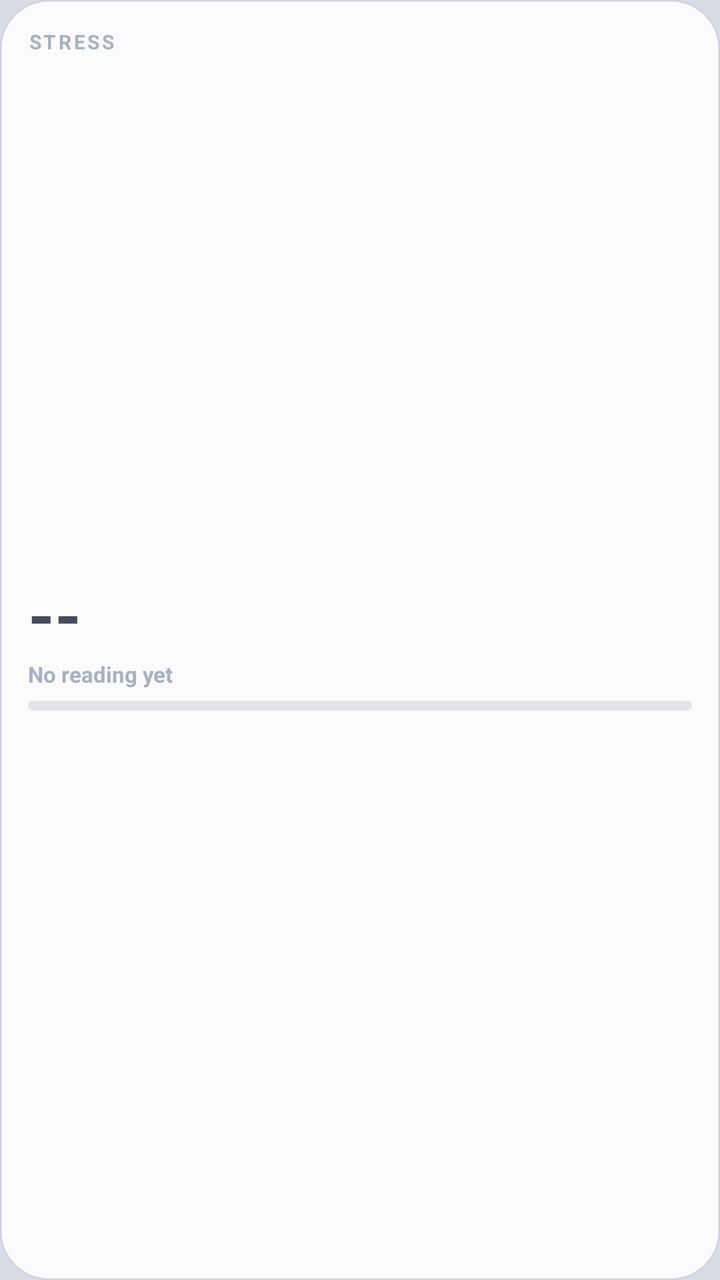
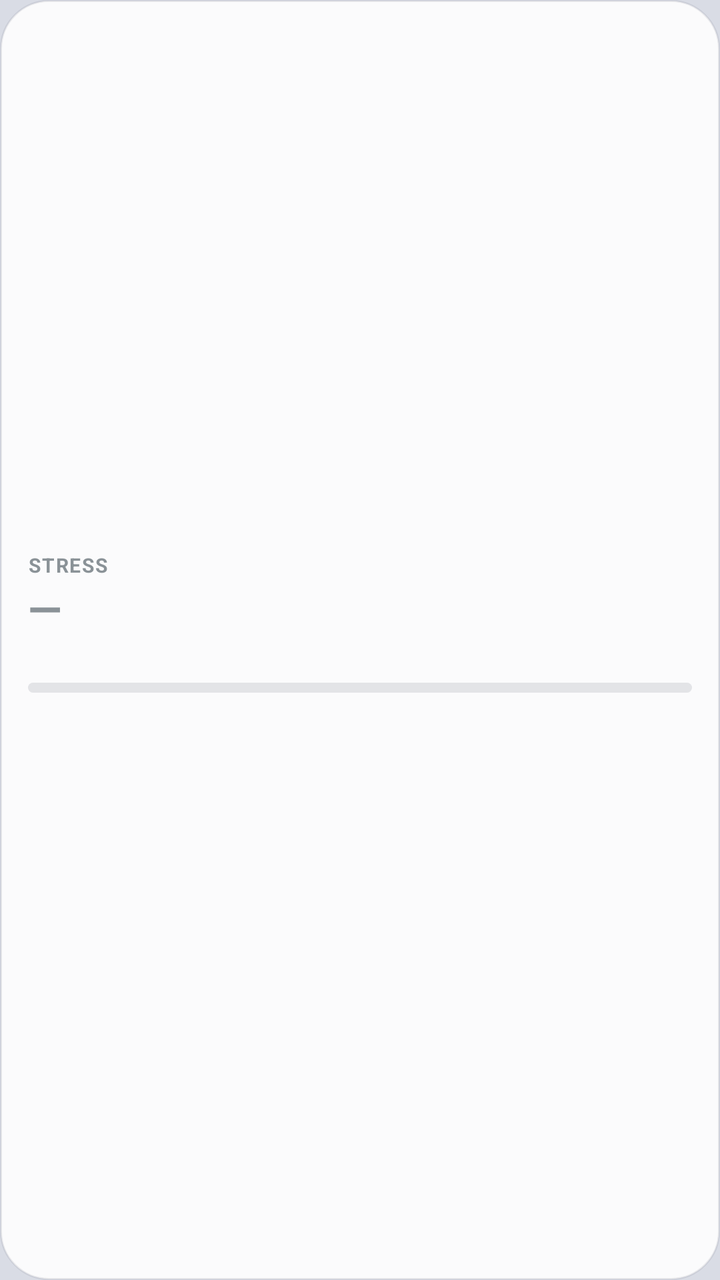

Before-and-after screenshots of an Android layout around one commit, followed by the original layout XML and the change that was made.
<!-- AndroidManifest.xml: application theme Theme.MyApplication -->
<!-- res/layout/widget_glass_stress.xml -->
<?xml version="1.0" encoding="utf-8"?>
<LinearLayout xmlns:android="http://schemas.android.com/apk/res/android"
    android:id="@+id/glass_root"
    android:layout_width="match_parent"
    android:layout_height="match_parent"
    android:background="@drawable/bg_widget_card"
    android:orientation="vertical">
    <TextView
        android:id="@+id/tv_label"
        android:layout_width="wrap_content"
        android:layout_height="wrap_content"
        android:text="STRESS"
        android:textColor="@color/glass_sky"
        android:textSize="10sp"
        android:textStyle="bold"
        android:maxLines="1"
        android:letterSpacing="0.12" />
    <LinearLayout
        android:layout_width="match_parent"
        android:layout_height="0dp"
        android:layout_weight="1"
        android:gravity="center_vertical"
        android:orientation="vertical">
    <TextView
        android:id="@+id/tv_value"
        android:layout_width="wrap_content"
        android:layout_height="wrap_content"
        android:text="--"
        android:textColor="@color/glass_text"
        android:textSize="34sp"
        android:textStyle="bold"
        android:maxLines="1"
         />
    <TextView
        android:id="@+id/tv_sub"
        android:layout_width="wrap_content"
        android:layout_height="wrap_content"
        android:text="No reading yet"
        android:textColor="@color/glass_violet"
        android:textSize="11sp"
        android:textStyle="bold"
        android:maxLines="1"
         />
        <ProgressBar
            android:id="@+id/pb_bar"
            style="?android:attr/progressBarStyleHorizontal"
            android:layout_width="match_parent"
            android:layout_height="5dp"
            android:layout_marginTop="6dp"
            android:max="100"
            android:progress="0"
            android:progressDrawable="@drawable/progress_drawable_kestrel" />
    </LinearLayout>
    <TextView
        android:id="@+id/tv_foot"
        android:layout_width="wrap_content"
        android:layout_height="wrap_content"
        android:text=""
        android:textColor="@color/glass_muted"
        android:textSize="10sp"
        
        android:maxLines="1"
         />
</LinearLayout>
<!-- resources referenced by this layout -->
<resources>
  <color name="glass_muted">#A7B0C4</color>
  <color name="glass_sky">#A7B0C4</color>
  <color name="glass_text">#454B5C</color>
  <color name="glass_violet">#A7B0C4</color>
  <!-- drawable bg_widget_card (drawable) -->
  <?xml version="1.0" encoding="utf-8"?>
  <shape xmlns:android="http://schemas.android.com/apk/res/android" android:shape="rectangle">
      <solid android:color="#E6FFFFFF" />
      <stroke android:width="1dp" android:color="#1A454B5C" />
      <corners android:radius="24dp" />
      <padding android:left="14dp" android:top="14dp" android:right="14dp" android:bottom="14dp" />
  </shape>
  <!-- drawable progress_drawable_kestrel (drawable) -->
  <?xml version="1.0" encoding="utf-8"?>
  <layer-list xmlns:android="http://schemas.android.com/apk/res/android">
      <item android:id="@android:id/background">
          <shape android:shape="rectangle">
              <corners android:radius="99dp" />
              <solid android:color="#22454B5C" />
          </shape>
      </item>
      <item android:id="@android:id/progress">
          <clip>
              <shape android:shape="rectangle">
                  <corners android:radius="99dp" />
                  <solid android:color="#454B5C" />
              </shape>
          </clip>
      </item>
  </layer-list>
  <style name="Theme.MyApplication" parent="android:Theme.DeviceDefault.NoActionBar">
          <item name="android:statusBarColor">#D9DCE5</item>
          <item name="android:navigationBarColor">#D9DCE5</item>
          <item name="android:windowBackground">#D9DCE5</item>
          <item name="android:windowLightStatusBar">true</item>
          <item name="android:windowLightNavigationBar">true</item>
      </style>
</resources>

<!-- the commit's change to res/layout/widget_glass_stress.xml (unified diff, before → after) -->
@@ -4,61 +4,55 @@
     android:layout_width="match_parent"
     android:layout_height="match_parent"
     android:background="@drawable/bg_widget_card"
-    android:orientation="vertical">
+    android:orientation="vertical"
+    android:gravity="center_vertical">
     <TextView
         android:id="@+id/tv_label"
         android:layout_width="wrap_content"
         android:layout_height="wrap_content"
         android:text="STRESS"
-        android:textColor="@color/glass_sky"
+        android:textColor="@color/widget_muted"
         android:textSize="10sp"
         android:textStyle="bold"
-        android:maxLines="1"
-        android:letterSpacing="0.12" />
-    <LinearLayout
-        android:layout_width="match_parent"
-        android:layout_height="0dp"
-        android:layout_weight="1"
-        android:gravity="center_vertical"
-        android:orientation="vertical">
+        android:letterSpacing="0.06"
+        android:maxLines="1" />
     <TextView
         android:id="@+id/tv_value"
-        android:layout_width="wrap_content"
+        android:layout_width="match_parent"
         android:layout_height="wrap_content"
-        android:text="--"
-        android:textColor="@color/glass_text"
-        android:textSize="34sp"
-        android:textStyle="bold"
+        android:ellipsize="end"
         android:maxLines="1"
-         />
+        android:text="—"
+        android:textColor="@color/widget_ink"
+        android:textSize="22sp"
+        android:textStyle="bold" />
     <TextView
         android:id="@+id/tv_sub"
-        android:layout_width="wrap_content"
+        android:layout_width="match_parent"
         android:layout_height="wrap_content"
-        android:text="No reading yet"
-        android:textColor="@color/glass_violet"
-        android:textSize="11sp"
-        android:textStyle="bold"
-        android:maxLines="1"
-         />
-        <ProgressBar
-            android:id="@+id/pb_bar"
-            style="?android:attr/progressBarStyleHorizontal"
-            android:layout_width="match_parent"
-            android:layout_height="5dp"
-            android:layout_marginTop="6dp"
-            android:max="100"
-            android:progress="0"
-            android:progressDrawable="@drawable/progress_drawable_kestrel" />
-    </LinearLayout>
+        android:ellipsize="end"
+        android:maxLines="2"
+        android:text=""
+        android:textColor="@color/widget_muted"
+        android:textSize="11sp" />
+    <ProgressBar
+        android:id="@+id/pb_bar"
+        style="?android:attr/progressBarStyleHorizontal"
+        android:layout_width="match_parent"
+        android:layout_height="5dp"
+        android:layout_marginTop="8dp"
+        android:indeterminate="false"
+        android:max="100"
+        android:progress="0"
+        android:progressDrawable="@drawable/progress_drawable_kestrel" />
     <TextView
         android:id="@+id/tv_foot"
-        android:layout_width="wrap_content"
+        android:layout_width="match_parent"
         android:layout_height="wrap_content"
+        android:layout_marginTop="4dp"
+        android:ellipsize="end"
+        android:maxLines="1"
         android:text=""
-        android:textColor="@color/glass_muted"
-        android:textSize="10sp"
-        
-        android:maxLines="1"
-         />
+        android:textColor="@color/widget_muted"
+        android:textSize="10sp" />
 </LinearLayout>
<!-- resource entries referenced after the edit -->
@@ -1,9 +1,5 @@
 <!-- resources referenced by this layout -->
 <resources>
-  <color name="glass_muted">#A7B0C4</color>
-  <color name="glass_sky">#A7B0C4</color>
-  <color name="glass_text">#454B5C</color>
-  <color name="glass_violet">#A7B0C4</color>
   <!-- drawable bg_widget_card (drawable) -->
   <?xml version="1.0" encoding="utf-8"?>
   <shape xmlns:android="http://schemas.android.com/apk/res/android" android:shape="rectangle">
